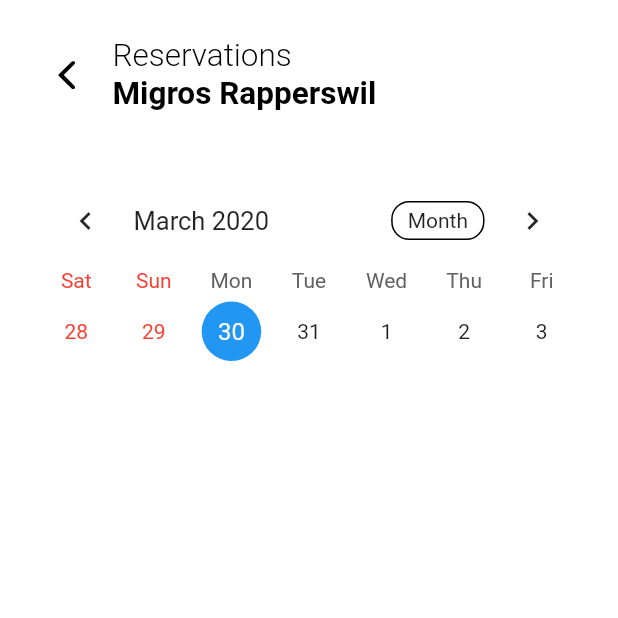
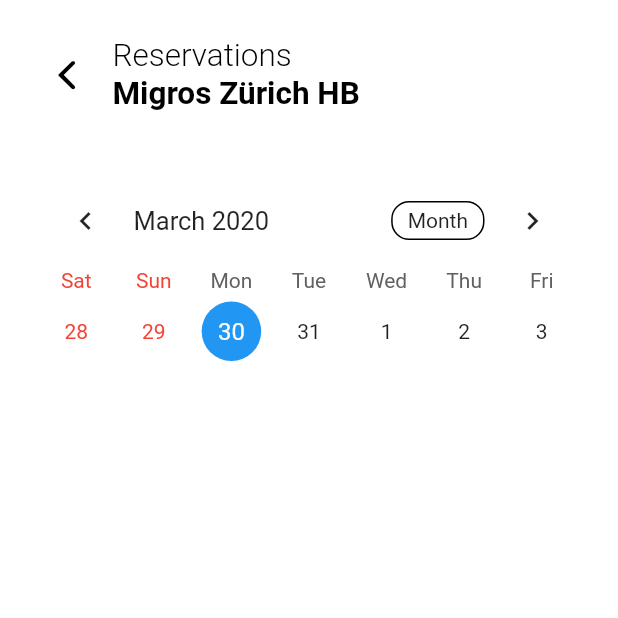
Before and after one commit to saethrej/codevscovid19, a Flutter app: the StoreCustomerReservationPage screen opened directly, on a phone screen of 412 x 824 dp, the top half of it. Run offline on Flutter 3.47's test engine with Material 2 defaults, Android fonts, the phone set to English and light mode, and no system bars; drawn by our look-alikes of table_calendar; our stand-ins replace charts_flutter, google_maps_flutter, qr_flutter, tuple; missing offline and left inert: mapbox_gl_dart, mapbox_search, qr_mobile_vision; generated files the repository leaves out were written again.

Commit message:
changed label to migros zürich hb

```diff
--- a/hackermans/lib/pages/customerpages/storeCustomerReservation_page.dart
+++ b/hackermans/lib/pages/customerpages/storeCustomerReservation_page.dart
@@ -229,7 +229,7 @@ class _StoreCustomerReservationPageState extends State<StoreCustomerReservationP
                         crossAxisAlignment: CrossAxisAlignment.start,
                         children: <Widget>[
                           Text('Reservations', style: Styles.headerLight,),
-                          Text('Migros Rapperswil', style: Styles.header,),
+                          Text('Migros Zürich HB', style: Styles.header,),
                         ],
                       ),
                     ],
--- a/hackermans/lib/pages/customerpages/storeCustomer_page.dart
+++ b/hackermans/lib/pages/customerpages/storeCustomer_page.dart
@@ -155,7 +155,7 @@ class _StoreCustomerPageState extends State<StoreCustomerPage> {
               Row(
                 children: <Widget>[
                   CupertinoNavigationBarBackButton(color: Colors.black),
-                  Text('Migros Rapperswil', style: Styles.header,),
+                  Text('Migros Zürich HB', style: Styles.header,),
                 ],
               ),
               (loading) ? WaitingBody() : _counterBody(context),
--- a/hackermans/lib/pages/ownerpages/storeOwner_page.dart
+++ b/hackermans/lib/pages/ownerpages/storeOwner_page.dart
@@ -177,7 +177,7 @@ class _StorePageState extends State<StorePage> {
                 children: <Widget>[
                   Row(
                     children: <Widget>[
-                      Text('Migros Rapperswil', style: Styles.headerLight,),
+                      Text('Migros Zürich HB', style: Styles.headerLight,),
                       Spacer(),
                       Text('Logout', style: Styles.smalltext,),
                     ],
```
